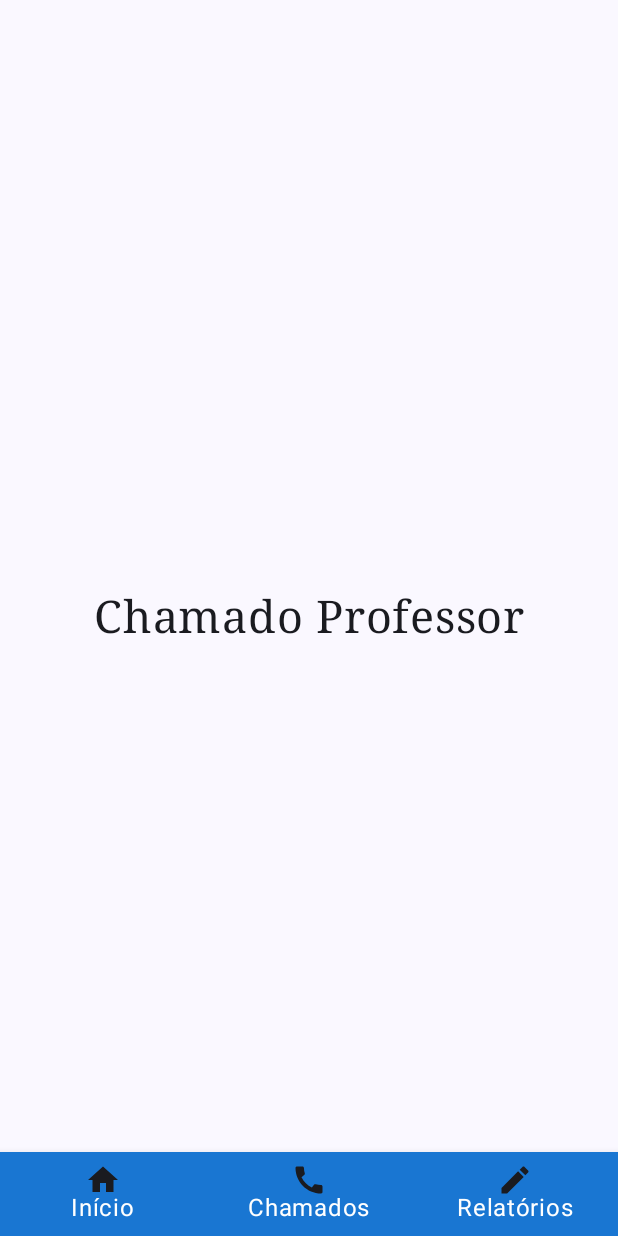
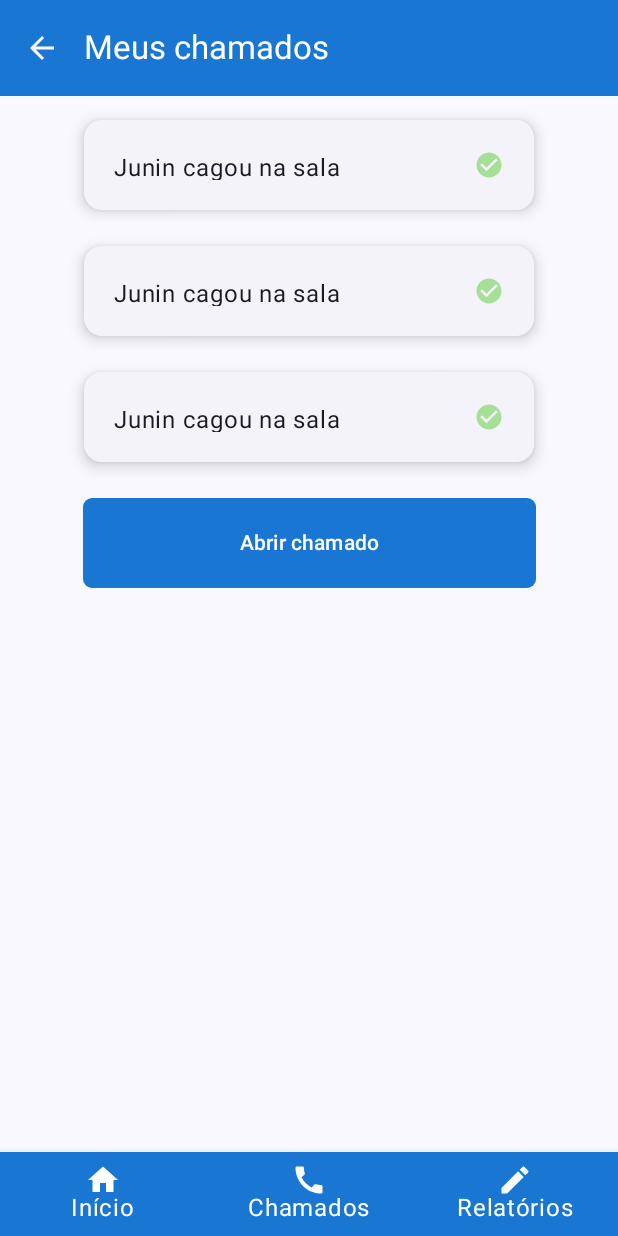
Before and after one commit to nucleo-fornari/mobile-app, an Android app built with Jetpack Compose: the ChamadoProfessorScreen screen opened through its navigation route, on a phone screen of 412 x 824 dp. Run offline under Robolectric (Android 15) with nearby library versions, the light colour scheme and no system bars.

```diff
--- a/app/src/main/java/com/example/nucleofornari/navigation/AppNavigation.kt
+++ b/app/src/main/java/com/example/nucleofornari/navigation/AppNavigation.kt
@@ -1,6 +1,8 @@
 package com.example.nucleofornari.navigation
 
 import androidx.compose.foundation.layout.RowScope
+import androidx.compose.foundation.layout.height
+import androidx.compose.foundation.layout.padding
 import androidx.compose.material.BottomNavigation
 import androidx.compose.material.BottomNavigationItem
 import androidx.compose.material.ContentAlpha
@@ -10,7 +12,11 @@ import androidx.compose.material3.Scaffold
 import androidx.compose.material3.Text
 import androidx.compose.runtime.Composable
 import androidx.compose.runtime.getValue
+import androidx.compose.ui.Alignment
+import androidx.compose.ui.Modifier
 import androidx.compose.ui.graphics.Color
+import androidx.compose.ui.tooling.preview.Preview
+import androidx.compose.ui.unit.dp
 import androidx.navigation.NavDestination
 import androidx.navigation.NavDestination.Companion.hierarchy
 import androidx.navigation.NavGraph.Companion.findStartDestination
@@ -23,7 +29,8 @@ import com.example.nucleofornari.ui.theme.AzulPrincipal
 fun AppNavigation(){
     val navController = rememberNavController()
     Scaffold (
-        bottomBar = { BottomBar(navController = navController) }
+        bottomBar = {
+             BottomBar(navController = navController) }
     ){
         BottomNavGraph(navController = navController)
     }
@@ -39,7 +46,9 @@ fun BottomBar(navController: NavHostController){
     val navBackStackEntry by navController.currentBackStackEntryAsState()
     val currentDestination = navBackStackEntry?.destination
 
-    BottomNavigation(backgroundColor = AzulPrincipal) {
+    BottomNavigation(
+        backgroundColor = AzulPrincipal
+            ) {
         screens.forEach { screen ->
             AddItem(screen = screen, currentDestination = currentDestination, navController = navController)
         }
@@ -57,7 +66,7 @@ fun RowScope.AddItem(
             Text(text = screen.title, color = Color.White)
         },
         icon = {
-            Icon(imageVector = screen.icon, contentDescription = "Navigation Icon")
+            Icon(imageVector = screen.icon, contentDescription = "Navigation Icon", tint = Color.White)
         },
         selected = currentDestination?.hierarchy?.any{
             it.route == screen.route
@@ -71,3 +80,9 @@ fun RowScope.AddItem(
         }
     )
 }
+
+@Composable
+@Preview
+fun AppNavigationPreview(){
+    AppNavigation()
+}
--- a/app/src/main/java/com/example/nucleofornari/screens/ChamadoProfessorScreen.kt
+++ b/app/src/main/java/com/example/nucleofornari/screens/ChamadoProfessorScreen.kt
@@ -1,21 +1,42 @@
 package com.example.nucleofornari.screens
 
+import androidx.compose.foundation.layout.Arrangement
 import androidx.compose.foundation.layout.Box
+import androidx.compose.foundation.layout.Column
 import androidx.compose.foundation.layout.fillMaxSize
+import androidx.compose.foundation.layout.padding
+import androidx.compose.material3.Scaffold
 import androidx.compose.material3.Text
 import androidx.compose.runtime.Composable
 import androidx.compose.ui.Alignment
 import androidx.compose.ui.Modifier
+import androidx.compose.ui.graphics.Color
 import androidx.compose.ui.text.font.FontFamily
+import androidx.compose.ui.unit.dp
 import androidx.compose.ui.unit.sp
+import com.example.nucleofornari.ui.theme.Success
+import com.example.nucleofornari.ui.theme.components.AppIcons
+import com.example.nucleofornari.ui.theme.components.BlueButton
+import com.example.nucleofornari.ui.theme.components.CardNucleo
 
 @Composable
 fun ChamadoProfessorScreen(){
-    Box(modifier = Modifier.fillMaxSize(), contentAlignment = Alignment.Center){
-        Text(
-            text = "Chamado Professor",
-            fontSize = 30.sp,
-            fontFamily = FontFamily.Serif
-        )
+    Scaffold(
+        topBar = { com.example.nucleofornari.ui.theme.components.Header("Meus chamados") }
+    ) { innerPadding ->
+        Column(
+            modifier = Modifier
+                .fillMaxSize()
+                .padding(innerPadding),
+            verticalArrangement = Arrangement.spacedBy(24.dp),
+            horizontalAlignment = Alignment.CenterHorizontally
+        ) {
+            CardNucleo("Junin cagou na sala", { AppIcons.CheckCircle(Success) })
+            CardNucleo("Junin cagou na sala", { AppIcons.CheckCircle(Success) })
+            CardNucleo("Junin cagou na sala", { AppIcons.CheckCircle(Success) })
+
+
+            BlueButton("Abrir chamado", Color.White)
+        }
     }
 }
--- a/app/src/main/java/com/example/nucleofornari/ui/theme/components/Buttons.kt
+++ b/app/src/main/java/com/example/nucleofornari/ui/theme/components/Buttons.kt
@@ -14,7 +14,7 @@ import com.example.nucleofornari.ui.theme.AzulPrincipal
 @Composable
 fun WhiteButton(text: String, handleCLick: () -> Unit) {
     Button(
-        onClick = { handleCLick },
+        onClick = { handleCLick() },
         modifier = Modifier.size(302.dp, 60.dp),
         colors = ButtonDefaults.buttonColors(
             containerColor = Color.White,
```
Also changed, not shown: app/src/main/java/com/example/nucleofornari/Chamados.kt (deleted, +0 -45 lines), app/src/main/java/com/example/nucleofornari/MainActivity.kt (+13 -1 lines).
